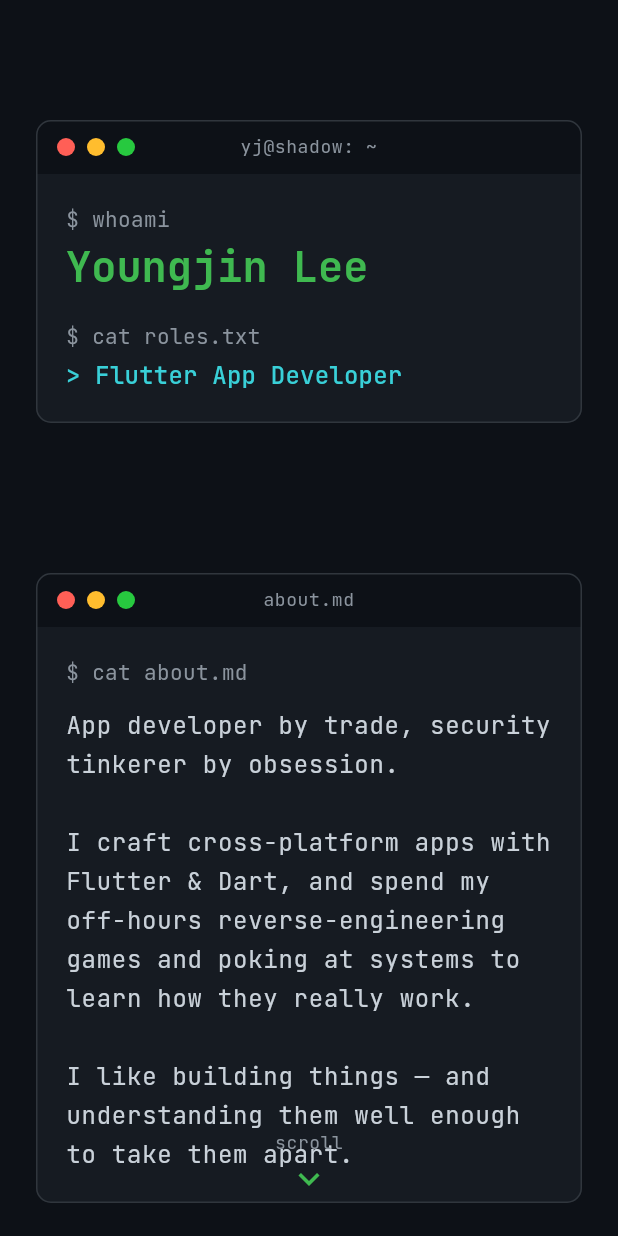
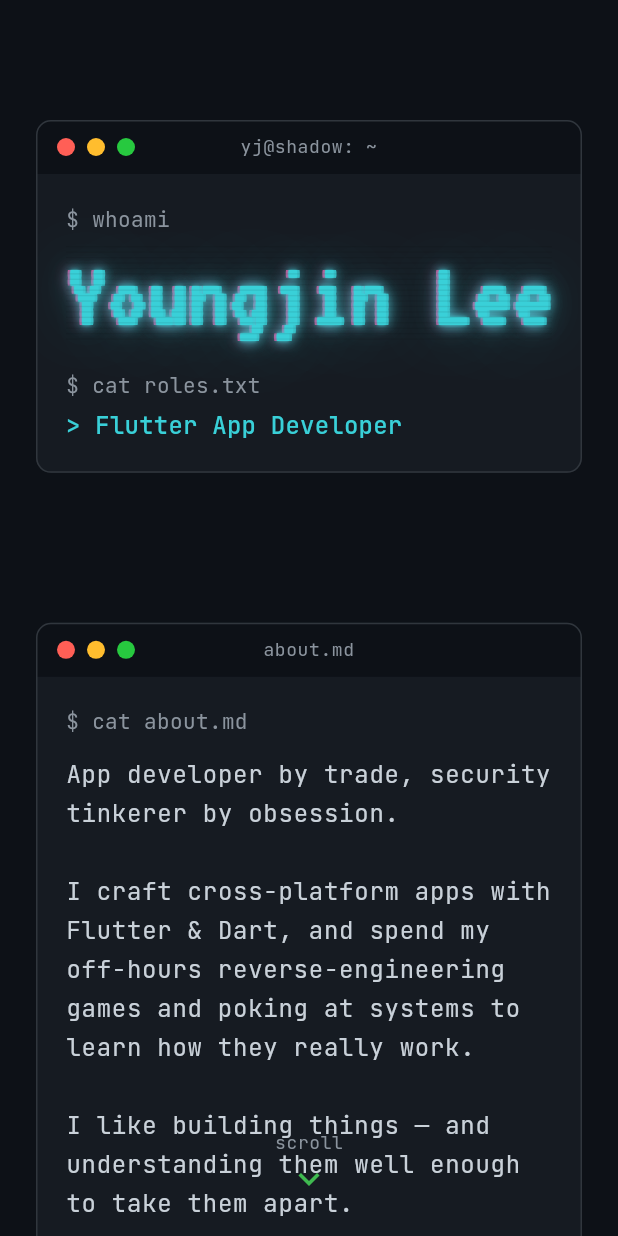
Before and after one commit to youngjin9145/my-profile, a Flutter app: the screen it shows after launch, on a phone screen of 412 x 824 dp. Run offline on Flutter 3.47's test engine with Material 3 defaults, Android fonts, the phone set to English and light mode, and no system bars; drawn by our look-alikes of animated_text_kit, flutter_animate; our stand-ins replace font_awesome_flutter, google_fonts, visibility_detector.

Commit message:
feat(hero): glitch neon VT323 name
Render the hero name in a VT323 pixel font with a layered cyan neon bloom, a magenta/cyan RGB chromatic-aberration split, faint scanlines, and a subtle CRT flicker, via a new reusable GlitchText widget. Wrapped in FittedBox so it scales down on narrow screens.

```diff
--- a/lib/sections/hero_section.dart
+++ b/lib/sections/hero_section.dart
@@ -3,6 +3,7 @@ import 'package:animated_text_kit/animated_text_kit.dart';
 import '../data/profile_data.dart';
 import '../theme/app_theme.dart';
 import '../widgets/terminal_window.dart';
+import '../widgets/glitch_text.dart';
 
 class HeroSection extends StatelessWidget {
   const HeroSection({super.key});
@@ -21,10 +22,11 @@ class HeroSection extends StatelessWidget {
             '\$ whoami',
             style: textTheme.bodyMedium?.copyWith(color: AppColors.textDim)
           ),
-          const SizedBox(height: 4),
-          Text(
-            ProfileData.handle,
-            style: textTheme.headlineMedium?.copyWith(color: AppColors.green, fontWeight: FontWeight.bold),
+          const SizedBox(height: 8),
+          FittedBox(
+            fit: BoxFit.scaleDown,
+            alignment: Alignment.centerLeft,
+            child: GlitchText(ProfileData.handle),
           ),
           const SizedBox(height: 18),
 
--- /dev/null
+++ b/lib/widgets/glitch_text.dart
@@ -0,0 +1,111 @@
+import 'package:flutter/material.dart';
+import 'package:google_fonts/google_fonts.dart';
+import 'package:flutter_animate/flutter_animate.dart';
+
+/// Neon CRT-terminal "glitch" rendering of [text].
+///
+/// A VT323 pixel font with a layered cyan bloom, a magenta/cyan
+/// chromatic-aberration (RGB split) edge, faint scanlines, and — when
+/// [animate] is true — an occasional flicker that otherwise sits still.
+/// Used for the hero name.
+class GlitchText extends StatelessWidget {
+  const GlitchText(
+    this.text, {
+    super.key,
+    this.fontSize = 72,
+    this.animate = true,
+  });
+
+  final String text;
+  final double fontSize;
+  final bool animate;
+
+  // Neon palette — matches the approved mockup (and AppColors.cyan).
+  static const Color _cyan = Color(0xFF39D0D8);
+  static const Color _magenta = Color(0xFFFF2E88);
+
+  @override
+  Widget build(BuildContext context) {
+    final base = GoogleFonts.vt323(fontSize: fontSize, letterSpacing: 1, height: 1);
+
+    // Bright core with a soft, layered cyan neon bloom.
+    final core = base.copyWith(
+      color: _cyan,
+      shadows: const [
+        Shadow(color: Color(0xF239D0D8), blurRadius: 2),
+        Shadow(color: Color(0xB339D0D8), blurRadius: 8),
+        Shadow(color: Color(0x7339D0D8), blurRadius: 18),
+        Shadow(color: Color(0x4739D0D8), blurRadius: 38),
+        Shadow(color: Color(0x2E39D0D8), blurRadius: 70),
+      ],
+    );
+
+    // Offset colored copies create the RGB chromatic-aberration fringe:
+    // magenta peeks on the left, cyan on the right, behind the core.
+    final magentaGhost = base.copyWith(
+      color: _magenta,
+      shadows: const [Shadow(color: Color(0x8CFF2E88), blurRadius: 10)],
+    );
+    final cyanGhost = base.copyWith(
+      color: _cyan,
+      shadows: const [Shadow(color: Color(0x8C39D0D8), blurRadius: 10)],
+    );
+
+    final name = Stack(
+      clipBehavior: Clip.none, // let the bloom bleed past the text box
+      children: [
+        Transform.translate(
+          offset: const Offset(-2, 0),
+          child: Opacity(opacity: .90, child: Text(text, style: magentaGhost)),
+        ),
+        Transform.translate(
+          offset: const Offset(2, 0),
+          child: Opacity(opacity: .85, child: Text(text, style: cyanGhost)),
+        ),
+        Text(text, style: core),
+      ],
+    );
+
+    // Faint horizontal scanlines confined to the name's box.
+    final withScanlines = Stack(
+      clipBehavior: Clip.none,
+      children: [
+        name,
+        Positioned.fill(
+          child: IgnorePointer(child: CustomPaint(painter: _ScanlinePainter())),
+        ),
+      ],
+    );
+
+    if (!animate) return withScanlines;
+
+    // Sits still ~90% of the time, then a brief CRT flicker once per cycle.
+    return withScanlines
+        .animate(onPlay: (c) => c.repeat())
+        .custom(
+          duration: 4800.ms,
+          builder: (context, value, child) {
+            var opacity = 1.0;
+            if (value > .92 && value < .97) {
+              opacity = value < .94 ? .78 : .92;
+            }
+            return Opacity(opacity: opacity, child: child);
+          },
+        );
+  }
+}
+
+class _ScanlinePainter extends CustomPainter {
+  static const _gap = 4.0;
+  final _paint = Paint()..color = const Color(0x14000000);
+
+  @override
+  void paint(Canvas canvas, Size size) {
+    for (var y = 0.0; y < size.height; y += _gap) {
+      canvas.drawRect(Rect.fromLTWH(0, y, size.width, 1), _paint);
+    }
+  }
+
+  @override
+  bool shouldRepaint(covariant CustomPainter oldDelegate) => false;
+}
```
